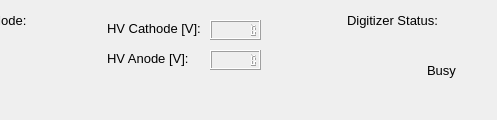
Before: the Qt Designer form sbndprmdaq/controls.ui in marcodeltutto/SBNDPurityMonitorDAQ, drawn with Qt 5; both pictures show x 503 to 1000 and y 0 to 120 of the 1000 by 120 pixel window.
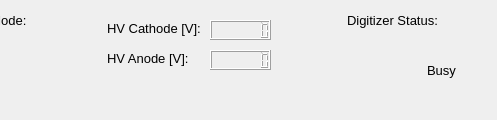
After: the same form once the commit is applied. Icons and pictures are not drawn. Custom widgets are drawn as their Qt base class.

```diff
--- a/sbndprmdaq/controls.ui
+++ b/sbndprmdaq/controls.ui
@@ -239,7 +239,7 @@
      <rect>
       <x>713</x>
       <y>20</y>
-      <width>51</width>
+      <width>61</width>
       <height>20</height>
      </rect>
     </property>
@@ -288,7 +288,7 @@
      <rect>
       <x>713</x>
       <y>50</y>
-      <width>51</width>
+      <width>61</width>
       <height>20</height>
      </rect>
     </property>
```
